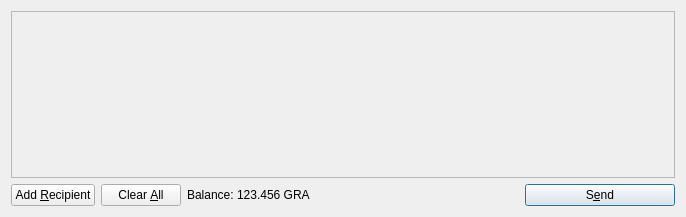
This is src/qt/forms/sendcoinsdialog.ui in magi-retro/peercoin as Qt 5 draws it before an edit. The edited form follows.
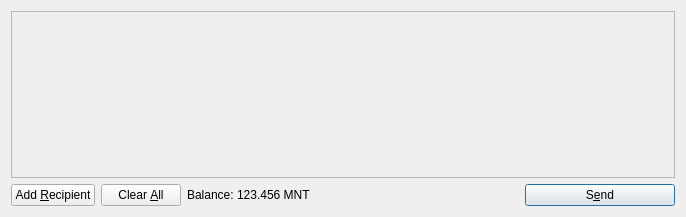
This is the edited form. Icons and pictures are not drawn.

```diff
--- a/src/qt/forms/sendcoinsdialog.ui
+++ b/src/qt/forms/sendcoinsdialog.ui
@@ -119,7 +119,7 @@
           <cursorShape>IBeamCursor</cursorShape>
          </property>
          <property name="text">
-          <string>123.456 GRA</string>
+          <string>123.456 MNT</string>
          </property>
          <property name="textInteractionFlags">
           <set>Qt::LinksAccessibleByMouse|Qt::TextSelectableByKeyboard|Qt::TextSelectableByMouse</set>
```
